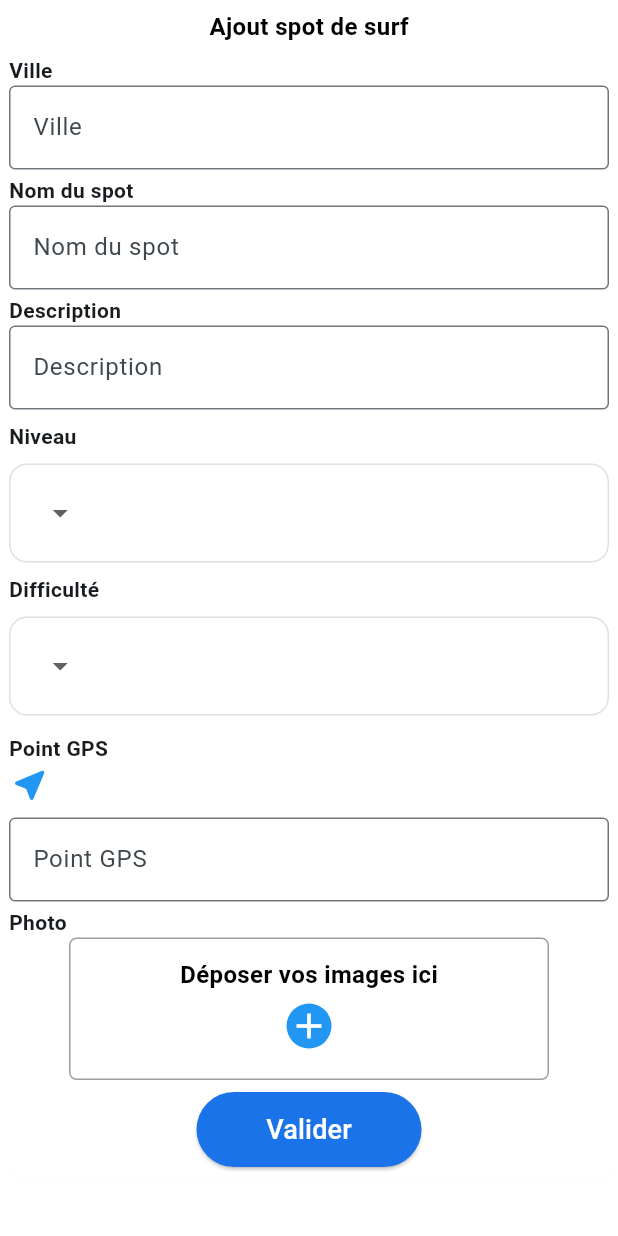
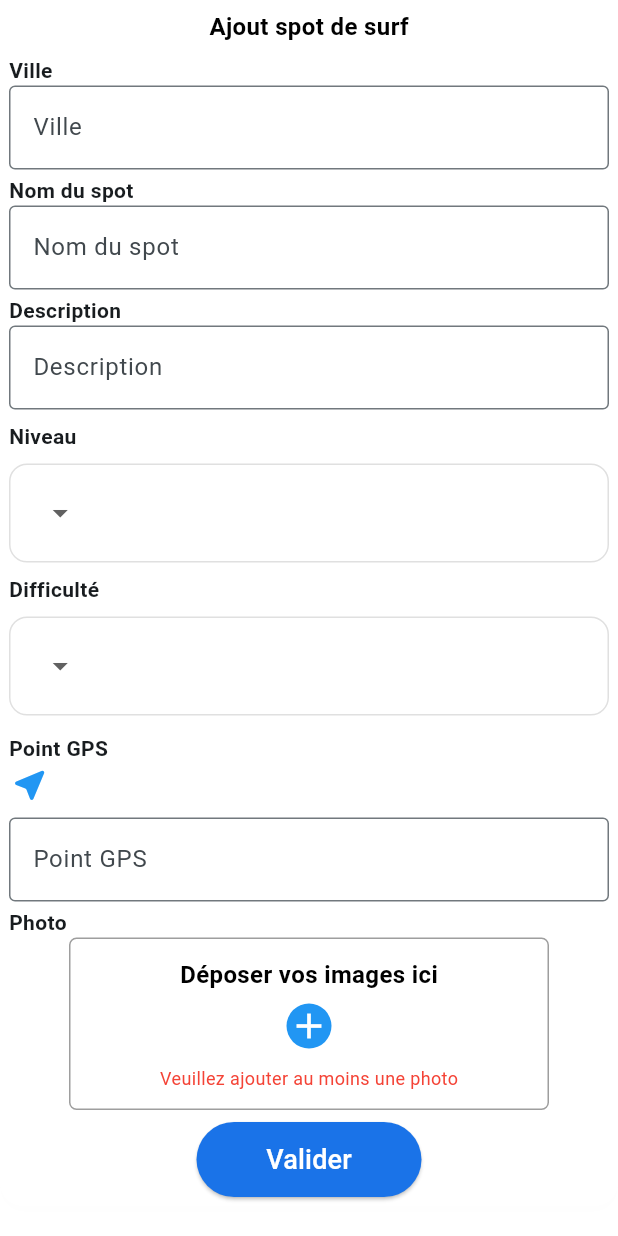
Before and after one commit to Nelson-Tsa/SpotSurfApp, a Flutter app: the ContainerForms widget shown alone on an empty page, opened directly with empty values, on a phone screen of 412 x 824 dp. Run offline on Flutter 3.47's test engine with Material 3 defaults, Android fonts, the light colour scheme and no system bars; our stand-ins replace flutter_dotenv, google_maps_flutter, image_picker, sliding_up_panel, smooth_page_indicator.

Commit message:
FIX : champs photo requis, suppression des photos dans le formulaires si mauvaise photo choisis ou pour supprimé les photo d'un ancien point ajoutés

```diff
--- a/surf_spots_app/lib/widgets/container_forms.dart
+++ b/surf_spots_app/lib/widgets/container_forms.dart
@@ -20,6 +20,7 @@ class ContainerForms extends StatelessWidget {
 
   final List<XFile> images;
   final VoidCallback onAddImage;
+  final void Function(XFile) onRemoveImage;
 
   const ContainerForms({
     super.key,
@@ -36,6 +37,7 @@ class ContainerForms extends StatelessWidget {
     required this.onValidate, // AJOUTE CE PARAMÈTRE
     required this.images,
     required this.onAddImage,
+    required this.onRemoveImage,
   });
 
   @override
@@ -265,15 +267,48 @@ class ContainerForms extends StatelessWidget {
                         spacing: 8,
                         children: images
                             .map(
-                              (img) => Image.file(
-                                File(img.path),
-                                width: 60,
-                                height: 60,
-                                fit: BoxFit.cover,
+                              (img) => Stack(
+                                clipBehavior: Clip.none,
+                                children: [
+                                  Image.file(
+                                    File(img.path),
+                                    width: 60,
+                                    height: 60,
+                                    fit: BoxFit.cover,
+                                  ),
+                                  Positioned(
+                                    right: -10,
+                                    top: -10,
+                                    child: GestureDetector(
+                                      onTap: () => onRemoveImage(img),
+                                      child: Container(
+                                        width: 24,
+                                        height: 24,
+                                        decoration: const BoxDecoration(
+                                          color: Colors.red,
+                                          shape: BoxShape.circle,
+                                        ),
+                                        child: const Icon(
+                                          Icons.remove,
+                                          color: Colors.white,
+                                          size: 20,
+                                        ),
+                                      ),
+                                    ),
+                                  ),
+                                ],
                               ),
                             )
                             .toList(),
                       ),
+                      if (images.isEmpty)
+                        const Padding(
+                          padding: EdgeInsets.only(top: 3.0),
+                          child: Text(
+                            'Veuillez ajouter au moins une photo',
+                            style: TextStyle(color: Colors.red, fontSize: 12),
+                          ),
+                        ),
                     ],
                   ),
                 ),
```
Also changed, not shown: surf_spots_app/lib/pages/map_page.dart (+14 -6 lines).
